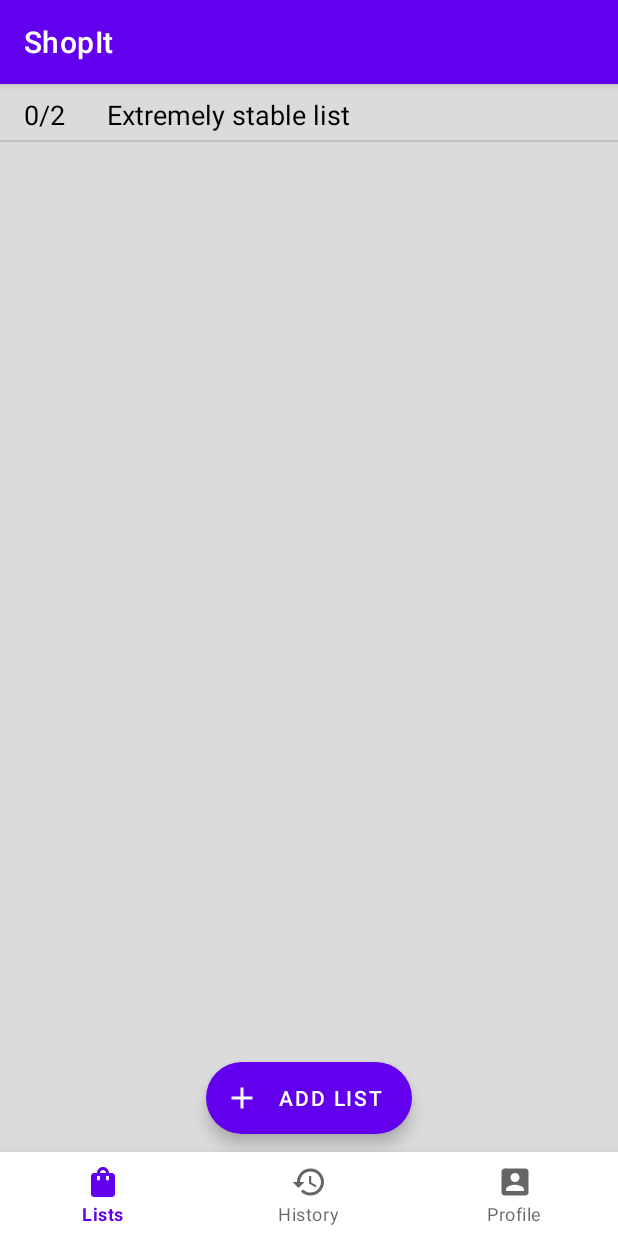
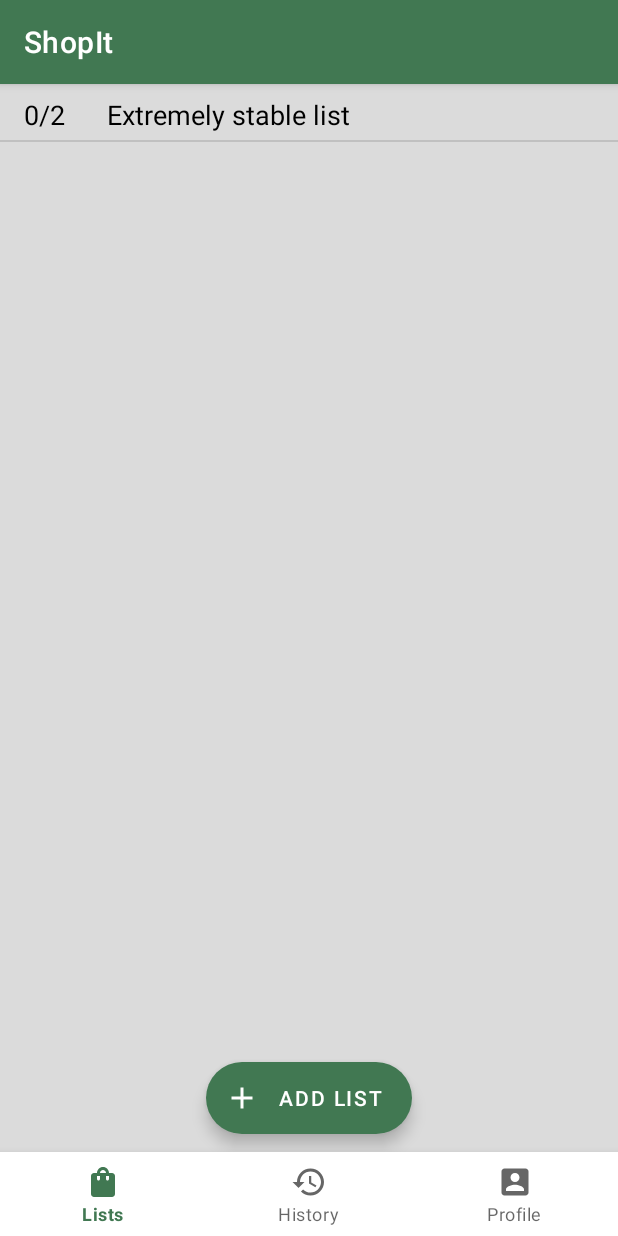
Before and after one commit to machinegunflows/shop-it, an Android app: the screen it shows after launch (MainActivity), on a phone screen of 412 x 824 dp. Run offline under Robolectric (Android 15) with nearby library versions, the phone set to English and light mode, and no system bars.

Commit message:
Changes the colors of the app

```diff
--- a/app/src/main/res/values/themes.xml
+++ b/app/src/main/res/values/themes.xml
@@ -2,8 +2,8 @@
     <!-- Base application theme. -->
     <style name="Theme.ShopIt" parent="Theme.MaterialComponents.DayNight.NoActionBar">
         <!-- Primary brand color. -->
-        <item name="colorPrimary">@color/purple_500</item>
-        <item name="colorPrimaryVariant">@color/purple_700</item>
+        <item name="colorPrimary">#417852</item>
+        <item name="colorPrimaryVariant">#4a8a5e</item>
         <item name="colorOnPrimary">@color/white</item>
         <!-- Secondary brand color. -->
         <item name="colorSecondary">@color/teal_200</item>
@@ -12,13 +12,14 @@
         <!-- Status bar color. -->
         <item name="android:statusBarColor" tools:targetApi="l">?attr/colorPrimaryVariant</item>
         <!-- Customize your theme here. -->
-
         <item name="android:textColorPrimary">@android:color/black</item>
         <item name="android:textColorSecondary">@android:color/black</item>
     </style>
 
     <!-- ToolBar -->
     <style name="ToolBarStyle" parent="Theme.MaterialComponents.DayNight.NoActionBar">
+        <item name="backgroundColor">#4a8a5e</item>
+        <item name="android:colorPrimary">#4a8a5e</item>
         <item name="android:textColorPrimary">@android:color/white</item>
         <item name="android:textColorSecondary">@android:color/white</item>
         <item name="actionMenuTextColor">@android:color/white</item>
```
